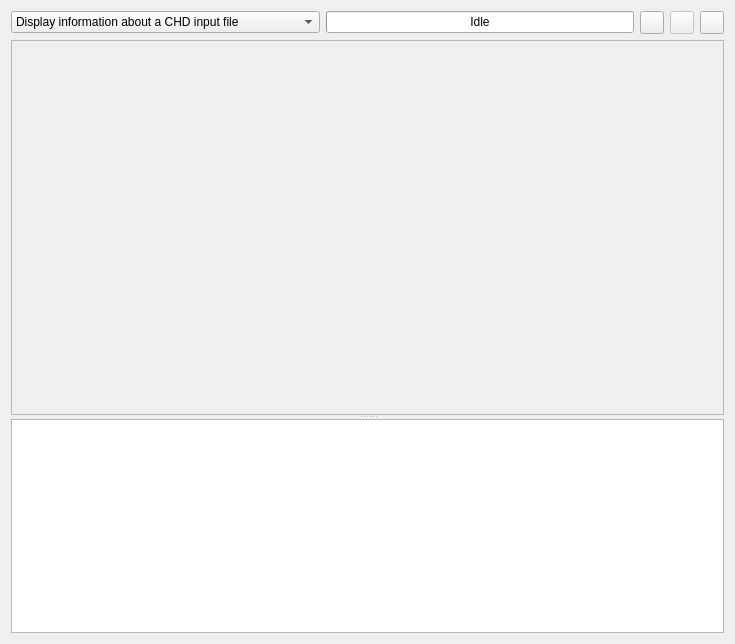
First picture: the form in tools/qchdman/projectwidget.ui, repository qmc2/qmc2-mame-fe, before the edit.
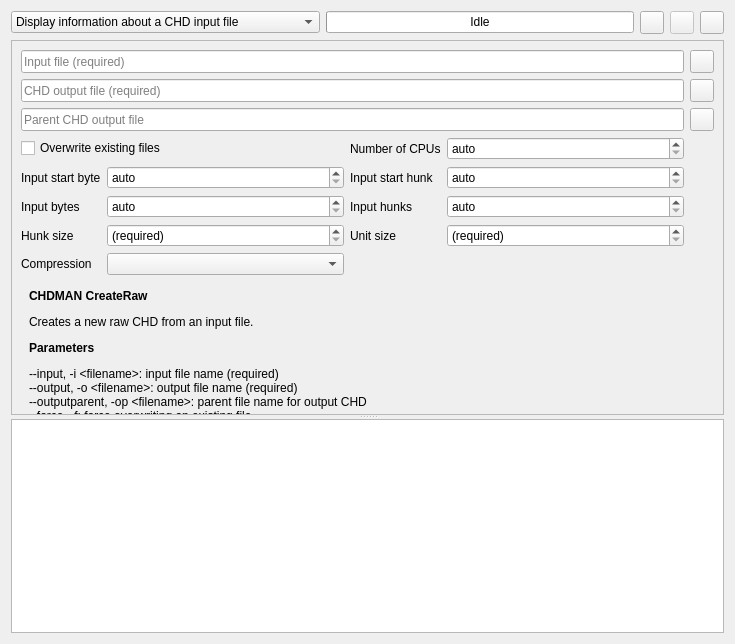
Second picture: the form after the edit. The open tabs and pages were chosen to show the change. Icons and pictures are not drawn.

Commit message: wip: qchdman: added project type CreateRaw, completed clone/morph functions as far as possible

```diff
--- a/tools/qchdman/projectwidget.ui
+++ b/tools/qchdman/projectwidget.ui
@@ -873,7 +873,403 @@
             </item>
            </layout>
           </widget>
-          <widget class="QWidget" name="pageCreateRaw"/>
+          <widget class="QWidget" name="pageCreateRaw">
+           <layout class="QGridLayout" name="gridLayoutPageCreateRaw">
+            <property name="margin">
+             <number>0</number>
+            </property>
+            <item row="0" column="0">
+             <widget class="QFrame" name="frameCreateRaw">
+              <layout class="QGridLayout" name="gridLayoutFrameCreateRaw">
+               <property name="margin">
+                <number>0</number>
+               </property>
+               <item row="3" column="3">
+                <widget class="QSpinBox" name="spinBoxCreateRawProcessors">
+                 <property name="sizePolicy">
+                  <sizepolicy hsizetype="MinimumExpanding" vsizetype="Fixed">
+                   <horstretch>0</horstretch>
+                   <verstretch>0</verstretch>
+                  </sizepolicy>
+                 </property>
+                 <property name="toolTip">
+                  <string>Limit the number of processors to use during compression (--numprocessors)</string>
+                 </property>
+                 <property name="specialValueText">
+                  <string>auto</string>
+                 </property>
+                 <property name="minimum">
+                  <number>0</number>
+                 </property>
+                 <property name="maximum">
+                  <number>9999</number>
+                 </property>
+                 <property name="value">
+                  <number>0</number>
+                 </property>
+                </widget>
+               </item>
+               <item row="5" column="2">
+                <widget class="QLabel" name="labelCreateRawInputHunks">
+                 <property name="text">
+                  <string>Input hunks</string>
+                 </property>
+                </widget>
+               </item>
+               <item row="0" column="4">
+                <widget class="QToolButton" name="toolButtonBrowseCreateRawInputFile">
+                 <property name="sizePolicy">
+                  <sizepolicy hsizetype="Fixed" vsizetype="Minimum">
+                   <horstretch>0</horstretch>
+                   <verstretch>0</verstretch>
+                  </sizepolicy>
+                 </property>
+                 <property name="icon">
+                  <iconset resource="qchdman.qrc">
+                   <normaloff>:/images/fileopen.png</normaloff>:/images/fileopen.png</iconset>
+                 </property>
+                </widget>
+               </item>
+               <item row="5" column="1">
+                <widget class="QSpinBox" name="spinBoxCreateRawInputBytes">
+                 <property name="sizePolicy">
+                  <sizepolicy hsizetype="MinimumExpanding" vsizetype="Fixed">
+                   <horstretch>0</horstretch>
+                   <verstretch>0</verstretch>
+                  </sizepolicy>
+                 </property>
+                 <property name="toolTip">
+                  <string>Effective length of input in bytes (--inputbytes)</string>
+                 </property>
+                 <property name="specialValueText">
+                  <string>auto</string>
+                 </property>
+                 <property name="minimum">
+                  <number>-1</number>
+                 </property>
+                 <property name="maximum">
+                  <number>999999999</number>
+                 </property>
+                 <property name="value">
+                  <number>-1</number>
+                 </property>
+                </widget>
+               </item>
+               <item row="3" column="2">
+                <widget class="QLabel" name="labelCreateRawProcessors">
+                 <property name="text">
+                  <string>Number of CPUs</string>
+                 </property>
+                </widget>
+               </item>
+               <item row="1" column="0" colspan="4">
+                <widget class="QLineEdit" name="lineEditCreateRawOutputFile">
+                 <property name="sizePolicy">
+                  <sizepolicy hsizetype="Expanding" vsizetype="Minimum">
+                   <horstretch>0</horstretch>
+                   <verstretch>0</verstretch>
+                  </sizepolicy>
+                 </property>
+                 <property name="toolTip">
+                  <string>CHD output file (--output)</string>
+                 </property>
+                 <property name="placeholderText">
+                  <string>CHD output file (required)</string>
+                 </property>
+                </widget>
+               </item>
+               <item row="4" column="1">
+                <widget class="QSpinBox" name="spinBoxCreateRawInputStartByte">
+                 <property name="sizePolicy">
+                  <sizepolicy hsizetype="MinimumExpanding" vsizetype="Fixed">
+                   <horstretch>0</horstretch>
+                   <verstretch>0</verstretch>
+                  </sizepolicy>
+                 </property>
+                 <property name="toolTip">
+                  <string>Starting byte offset within the input (--inputstartbyte)</string>
+                 </property>
+                 <property name="specialValueText">
+                  <string>auto</string>
+                 </property>
+                 <property name="minimum">
+                  <number>-1</number>
+                 </property>
+                 <property name="maximum">
+                  <number>999999999</number>
+                 </property>
+                 <property name="value">
+                  <number>-1</number>
+                 </property>
+                </widget>
+               </item>
+               <item row="6" column="1">
+                <widget class="QSpinBox" name="spinBoxCreateRawHunkSize">
+                 <property name="sizePolicy">
+                  <sizepolicy hsizetype="MinimumExpanding" vsizetype="Fixed">
+                   <horstretch>0</horstretch>
+                   <verstretch>0</verstretch>
+                  </sizepolicy>
+                 </property>
+                 <property name="toolTip">
+                  <string>Size in bytes of each hunk (--hunksize)</string>
+                 </property>
+                 <property name="specialValueText">
+                  <string>(required)</string>
+                 </property>
+                 <property name="maximum">
+                  <number>999999999</number>
+                 </property>
+                </widget>
+               </item>
+               <item row="3" column="0" colspan="2">
+                <widget class="QCheckBox" name="checkBoxCreateRawForce">
+                 <property name="toolTip">
+                  <string>Force overwriting output files (--force)</string>
+                 </property>
+                 <property name="text">
+                  <string>Overwrite existing files</string>
+                 </property>
+                </widget>
+               </item>
+               <item row="5" column="3">
+                <widget class="QSpinBox" name="spinBoxCreateRawInputHunks">
+                 <property name="sizePolicy">
+                  <sizepolicy hsizetype="MinimumExpanding" vsizetype="Fixed">
+                   <horstretch>0</horstretch>
+                   <verstretch>0</verstretch>
+                  </sizepolicy>
+                 </property>
+                 <property name="toolTip">
+                  <string>Effective length of input in hunks (--inputhunks)</string>
+                 </property>
+                 <property name="specialValueText">
+                  <string>auto</string>
+                 </property>
+                 <property name="minimum">
+                  <number>-1</number>
+                 </property>
+                 <property name="maximum">
+                  <number>999999999</number>
+                 </property>
+                 <property name="value">
+                  <number>-1</number>
+                 </property>
+                </widget>
+               </item>
+               <item row="4" column="0">
+                <widget class="QLabel" name="labelCreateRawInputStartByte">
+                 <property name="text">
+                  <string>Input start byte</string>
+                 </property>
+                </widget>
+               </item>
+               <item row="0" column="0" colspan="4">
+                <widget class="QLineEdit" name="lineEditCreateRawInputFile">
+                 <property name="sizePolicy">
+                  <sizepolicy hsizetype="Expanding" vsizetype="Minimum">
+                   <horstretch>0</horstretch>
+                   <verstretch>0</verstretch>
+                  </sizepolicy>
+                 </property>
+                 <property name="toolTip">
+                  <string>Input file (--input)</string>
+                 </property>
+                 <property name="placeholderText">
+                  <string>Input file (required)</string>
+                 </property>
+                </widget>
+               </item>
+               <item row="2" column="0" colspan="4">
+                <widget class="QLineEdit" name="lineEditCreateRawParentOutputFile">
+                 <property name="sizePolicy">
+                  <sizepolicy hsizetype="Expanding" vsizetype="Minimum">
+                   <horstretch>0</horstretch>
+                   <verstretch>0</verstretch>
+                  </sizepolicy>
+                 </property>
+                 <property name="toolTip">
+                  <string>Parent CHD output file (--outputparent)</string>
+                 </property>
+                 <property name="placeholderText">
+                  <string>Parent CHD output file</string>
+                 </property>
+                </widget>
+               </item>
+               <item row="6" column="0">
+                <widget class="QLabel" name="labelCreateRawHunkSize">
+                 <property name="text">
+                  <string>Hunk size</string>
+                 </property>
+                </widget>
+               </item>
+               <item row="1" column="4">
+                <widget class="QToolButton" name="toolButtonBrowseCreateRawOutputFile">
+                 <property name="sizePolicy">
+                  <sizepolicy hsizetype="Fixed" vsizetype="Minimum">
+                   <horstretch>0</horstretch>
+                   <verstretch>0</verstretch>
+                  </sizepolicy>
+                 </property>
+                 <property name="icon">
+                  <iconset resource="qchdman.qrc">
+                   <normaloff>:/images/fileopen.png</normaloff>:/images/fileopen.png</iconset>
+                 </property>
+                </widget>
+               </item>
+               <item row="5" column="0">
+                <widget class="QLabel" name="labelCreateRawInputBytes">
+                 <property name="text">
+                  <string>Input bytes</string>
+                 </property>
+                </widget>
+               </item>
+               <item row="4" column="3">
+                <widget class="QSpinBox" name="spinBoxCreateRawInputStartHunk">
+                 <property name="sizePolicy">
+                  <sizepolicy hsizetype="MinimumExpanding" vsizetype="Fixed">
+                   <horstretch>0</horstretch>
+                   <verstretch>0</verstretch>
+                  </sizepolicy>
+                 </property>
+                 <property name="toolTip">
+                  <string>Starting hunk offset within the input (--inputstarthunk)</string>
+                 </property>
+                 <property name="specialValueText">
+                  <string>auto</string>
+                 </property>
+                 <property name="minimum">
+                  <number>-1</number>
+                 </property>
+                 <property name="maximum">
+                  <number>999999999</number>
+                 </property>
+                 <property name="value">
+                  <number>-1</number>
+                 </property>
+                </widget>
+               </item>
+               <item row="4" column="2">
+                <widget class="QLabel" name="labelCreateRawInputStartHunk">
+                 <property name="text">
+                  <string>Input start hunk</string>
+                 </property>
+                </widget>
+               </item>
+               <item row="2" column="4">
+                <widget class="QToolButton" name="toolButtonBrowseCreateRawParentOutputFile">
+                 <property name="sizePolicy">
+                  <sizepolicy hsizetype="Fixed" vsizetype="Minimum">
+                   <horstretch>0</horstretch>
+                   <verstretch>0</verstretch>
+                  </sizepolicy>
+                 </property>
+                 <property name="icon">
+                  <iconset resource="qchdman.qrc">
+                   <normaloff>:/images/fileopen.png</normaloff>:/images/fileopen.png</iconset>
+                 </property>
+                </widget>
+               </item>
+               <item row="7" column="0">
+                <widget class="QLabel" name="labelCreateRawCompressors">
+                 <property name="text">
+                  <string>Compression</string>
+                 </property>
+                </widget>
+               </item>
+               <item row="7" column="1">
+                <widget class="QComboBox" name="comboBoxCreateRawCompression">
+                 <property name="sizePolicy">
+                  <sizepolicy hsizetype="MinimumExpanding" vsizetype="Fixed">
+                   <horstretch>0</horstretch>
+                   <verstretch>0</verstretch>
+                  </sizepolicy>
+                 </property>
+                 <property name="toolTip">
+                  <string>Select up to 4 compression codecs to use (--compression)</string>
+                 </property>
+                 <property name="maxVisibleItems">
+                  <number>20</number>
+                 </property>
+                </widget>
+               </item>
+               <item row="6" column="2">
+                <widget class="QLabel" name="labelCreateRawUnitSize">
+                 <property name="text">
+                  <string>Unit size</string>
+                 </property>
+                </widget>
+               </item>
+               <item row="6" column="3">
+                <widget class="QSpinBox" name="spinBoxCreateRawUnitSize">
+                 <property name="toolTip">
+                  <string>Size in bytes of each unit (--unitsize)</string>
+                 </property>
+                 <property name="specialValueText">
+                  <string>(required)</string>
+                 </property>
+                 <property name="maximum">
+                  <number>999999999</number>
+                 </property>
+                </widget>
+               </item>
+              </layout>
+             </widget>
+            </item>
+            <item row="1" column="0">
+             <widget class="QLabel" name="labelCreateRawHelp">
+              <property name="text">
+               <string>&lt;p&gt;
+&lt;b&gt;CHDMAN CreateRaw&lt;/b&gt;
+&lt;/p&gt;
+Creates a new raw CHD from an input file.
+&lt;p&gt;
+&lt;b&gt;Parameters&lt;/b&gt;
+&lt;/p&gt;
+&lt;p&gt;
+--input, -i &amp;lt;filename&amp;gt;: input file name (required)&lt;br&gt;
+--output, -o &amp;lt;filename&amp;gt;: output file name (required)&lt;br&gt;
+--outputparent, -op &amp;lt;filename&amp;gt;: parent file name for output CHD&lt;br&gt;
+--force, -f: force overwriting an existing file&lt;br&gt;
+--numprocessors, -np &amp;lt;processors&amp;gt;: limit the number of processors to use during compression&lt;br&gt;
+--inputstartbyte, -isb &amp;lt;offset&amp;gt;: starting byte offset within the input&lt;br&gt;
+--inputstarthunk, -ish &amp;lt;offset&amp;gt;: starting hunk offset within the input&lt;br&gt;
+--inputbytes, -ib &amp;lt;length&amp;gt;: effective length of input in bytes&lt;br&gt;
+--inputhunks, -ih &amp;lt;length&amp;gt;: effective length of input in hunks&lt;br&gt;
+--hunksize, -hs &amp;lt;bytes&amp;gt;: size of each hunk, in bytes (required)&lt;br&gt;
+--unitsize, -us &amp;lt;bytes&amp;gt;: size of each unit, in bytes (required)&lt;br&gt;
+--compression, -c &amp;lt;none|type1[,type2[,...]]&amp;gt;: which compression codecs to use (up to 4)
+&lt;/p&gt;</string>
+              </property>
+              <property name="alignment">
+               <set>Qt::AlignLeading|Qt::AlignLeft|Qt::AlignTop</set>
+              </property>
+              <property name="wordWrap">
+               <bool>true</bool>
+              </property>
+              <property name="margin">
+               <number>8</number>
+              </property>
+              <property name="indent">
+               <number>8</number>
+              </property>
+             </widget>
+            </item>
+            <item row="2" column="0">
+             <spacer name="verticalSpacerCreateRaw">
+              <property name="orientation">
+               <enum>Qt::Vertical</enum>
+              </property>
+              <property name="sizeHint" stdset="0">
+               <size>
+                <width>20</width>
+                <height>0</height>
+               </size>
+              </property>
+             </spacer>
+            </item>
+           </layout>
+          </widget>
           <widget class="QWidget" name="pageCreateHardDisk"/>
           <widget class="QWidget" name="pageCreateCD"/>
           <widget class="QWidget" name="pageCreateLaserDisc"/>
```
Left out of the diff: 115 changed lines with no effect on the pictures. The commit also changes 15 other files.
